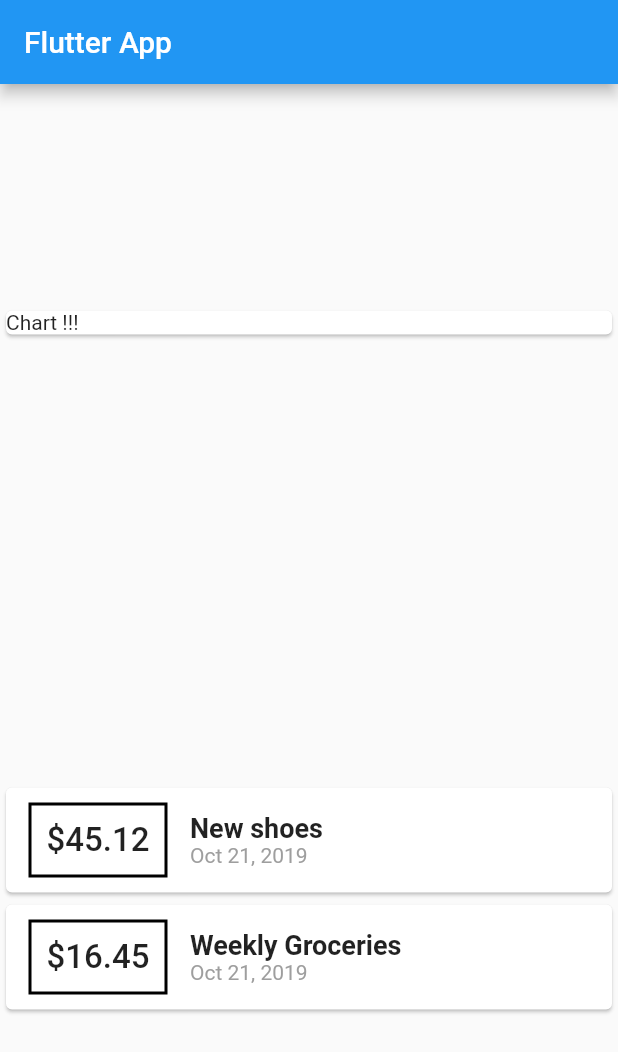
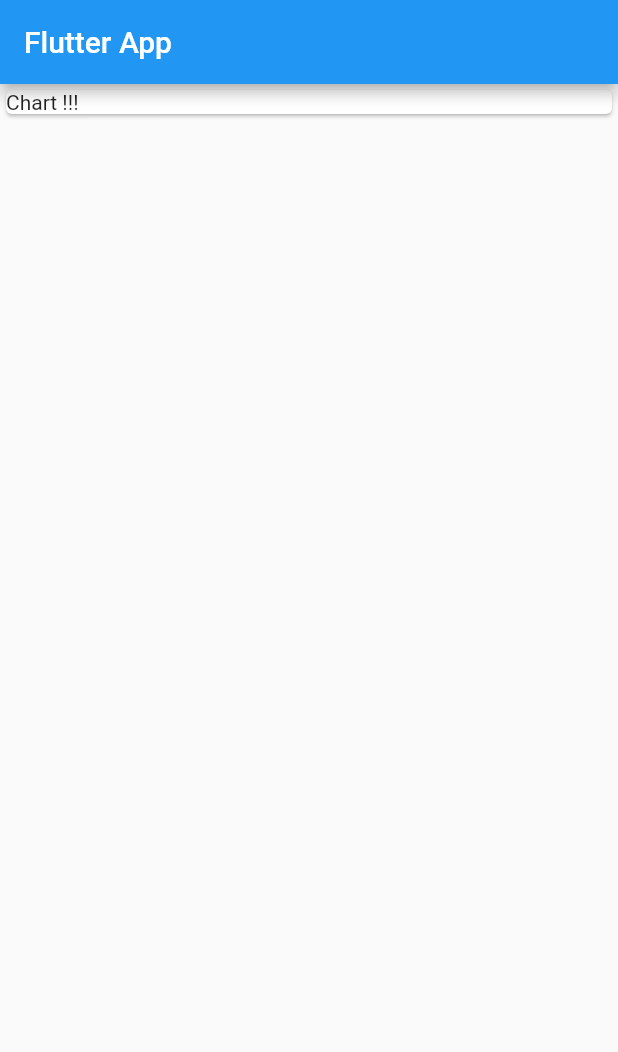
Before and after one commit to dshkal/expenses_flutter, a Flutter app: the screen it shows after launch, on a phone screen of 412 x 824 dp. Shown: the top 1052 px of the screen. Run offline on Flutter 3.47's test engine with Material 2 defaults, Android fonts, the phone set to English and light mode, and no system bars.

```diff
--- a/lib/main.dart
+++ b/lib/main.dart
@@ -1,6 +1,4 @@
-import './transaction.dart';
 import 'package:flutter/material.dart';
-import 'package:intl/intl.dart';
 
 void main() => runApp(MyApp());
 
@@ -15,21 +13,6 @@ class MyApp extends StatelessWidget {
 }
 
 class MyHomePage extends StatelessWidget {
-  final List<Transaction> transaction = [
-    Transaction(
-      id: 't1',
-      title: 'New shoes',
-      amount: 45.12,
-      date: DateTime.now(),
-    ),
-    Transaction(
-      id: 't2',
-      title: 'Weekly Groceries',
-      amount: 16.45,
-      date: DateTime.now(),
-    ),
-  ];
-
   @override
   Widget build(BuildContext context) {
     return Scaffold(
@@ -37,7 +20,7 @@ class MyHomePage extends StatelessWidget {
         title: Text('Flutter App'),
       ),
       body: Column(
-        mainAxisAlignment: MainAxisAlignment.spaceAround,
+//        mainAxisAlignment: MainAxisAlignment.spaceAround,
         children: <Widget>[
         Card(
             child: Container(
@@ -45,49 +28,6 @@ class MyHomePage extends StatelessWidget {
               child: Text('Chart !!!'),
             )
         ),
-        Column(
-          children: transaction.map((tx) {
-            return Card(
-              child: Row(
-                children: <Widget>[
-                  Container(
-                    margin: EdgeInsets.symmetric(
-                        vertical: 10,
-                        horizontal: 15,
-                    ),
-                    decoration: BoxDecoration(border: Border.all(
-                        color: Colors.black,
-                        width: 2)
-                    ),
-                    padding: EdgeInsets.all(10),
-                    child: Text(
-                      '\$${tx.amount}',
-                      style: TextStyle(
-                        fontWeight: FontWeight.w500,
-                        fontSize: 22,
-                      ),
-                    ),
-                  ),
-                  Column(
-                    crossAxisAlignment: CrossAxisAlignment.start,
-                    children: <Widget>[
-                      Text(tx.title, style: TextStyle(
-                        fontSize: 18,
-                        fontWeight: FontWeight.bold,
-                      ),),
-                      Text(
-                        DateFormat.yMMMd().format(tx.date),
-                        style: TextStyle(
-                          color: Colors.grey
-                        ),
-                      ),
-                    ],
-                  )
-                ],
-              ),
-            );
-          }).toList(),
-        )
       ],),
     );
   }
```
Also changed, not shown: lib/widgets/new_transaction.dart (added, +33 -0 lines), lib/widgets/transaction_list.dart (added, +51 -0 lines), lib/widgets/user_transaction.dart (added, +37 -0 lines), lib/models/transaction.dart (renamed from lib/transaction.dart).
